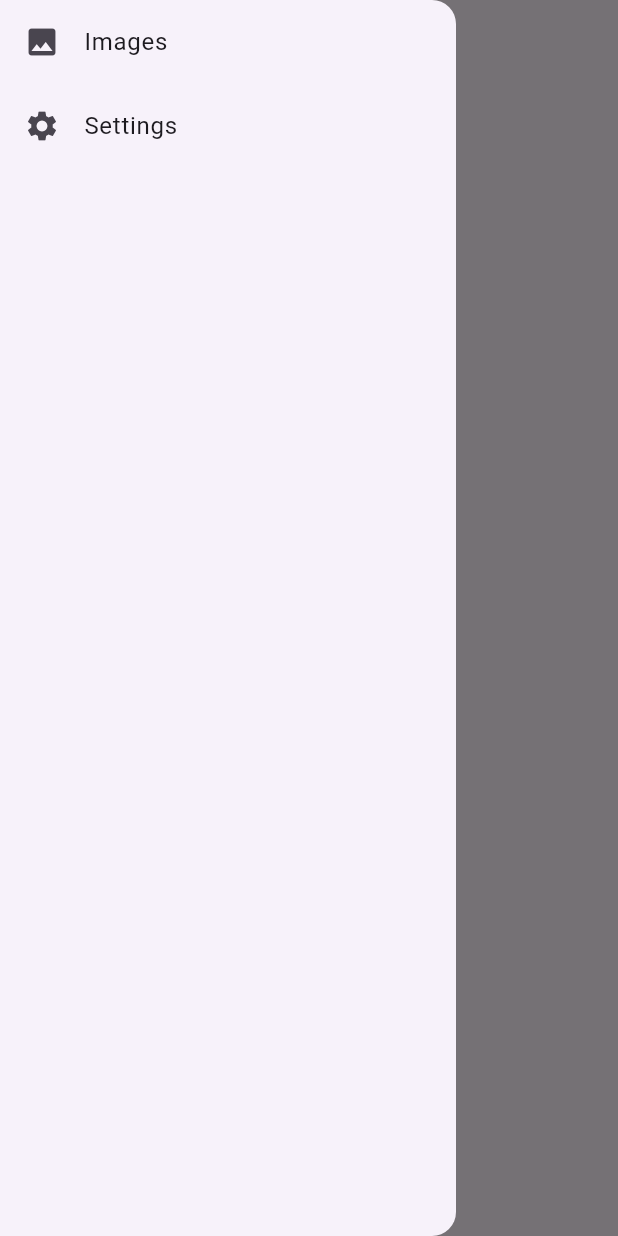
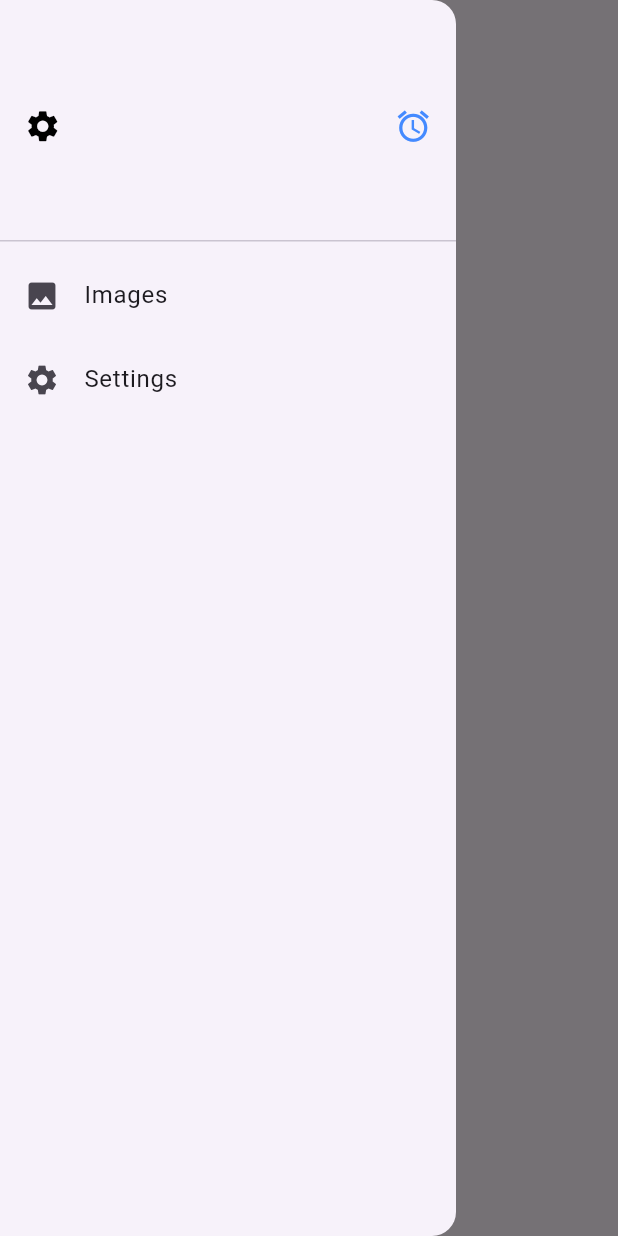
Before and after one commit to EiaminHassan/advance_ui_eiamin, a Flutter app: the screen it shows after launch, with the side drawer open, on a phone screen of 412 x 824 dp. Run offline on Flutter 3.47's test engine with Material 3 defaults, Android fonts, the phone set to English and light mode, and no system bars; drawn by our look-alikes of cached_network_image; network calls fail.

Commit message:
drawer_header

```diff
--- a/lib/main.dart
+++ b/lib/main.dart
@@ -16,6 +16,13 @@ class Lab06AdvanceUI extends StatelessWidget {
           drawer: Drawer(
             child: ListView(
               children: [
+                DrawerHeader(child: Row(
+                  mainAxisAlignment: MainAxisAlignment.spaceBetween,
+                  children: [
+                    Icon(Icons.settings,size: 25,color: Colors.black,),
+                    Icon(Icons.access_alarm_sharp,size: 25,color: Colors.blueAccent,)
+                  ],
+                )),
                 ListTile(
                   leading: Icon(Icons.image),
                   title: Text("Images"),
```
